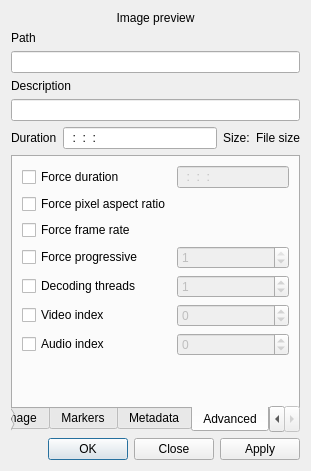
Qt form src/widgets/clipproperties_ui.ui (KDE/kdenlive) before a commit.
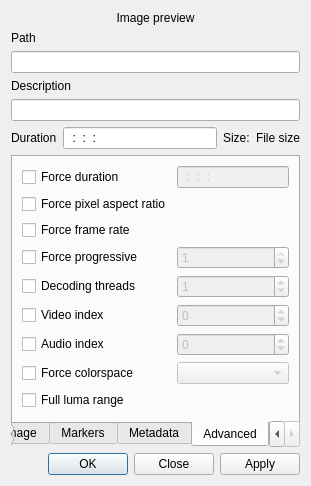
The same form after that commit. The open tabs and pages were chosen to show the change. Custom widgets are drawn as their Qt base class.

Commit message: Add colorspace and luma range to advanced clip properties.

What changed in the file:
```diff
--- a/src/widgets/clipproperties_ui.ui
+++ b/src/widgets/clipproperties_ui.ui
@@ -6,8 +6,8 @@
    <rect>
     <x>0</x>
     <y>0</y>
-    <width>284</width>
-    <height>458</height>
+    <width>306</width>
+    <height>478</height>
    </rect>
   </property>
   <property name="windowTitle">
@@ -556,7 +556,7 @@
        <string>Advanced</string>
       </attribute>
       <layout class="QGridLayout" name="gridLayout_3">
-       <item row="8" column="2">
+       <item row="11" column="2">
         <spacer name="verticalSpacer">
          <property name="orientation">
           <enum>Qt::Vertical</enum>
@@ -694,6 +694,27 @@
          </property>
         </widget>
        </item>
+       <item row="8" column="1">
+        <widget class="QCheckBox" name="clip_force_colorspace">
+         <property name="text">
+          <string>Force colorspace</string>
+         </property>
+        </widget>
+       </item>
+       <item row="8" column="2">
+        <widget class="KComboBox" name="clip_colorspace">
+         <property name="enabled">
+          <bool>false</bool>
+         </property>
+        </widget>
+       </item>
+       <item row="9" column="1">
+        <widget class="QCheckBox" name="clip_full_luma">
+         <property name="text">
+          <string>Full luma range</string>
+         </property>
+        </widget>
+       </item>
       </layout>
      </widget>
     </widget>
```
Left out of the diff: 34 changed lines with no effect on the pictures. The commit also changes 4 other files.
